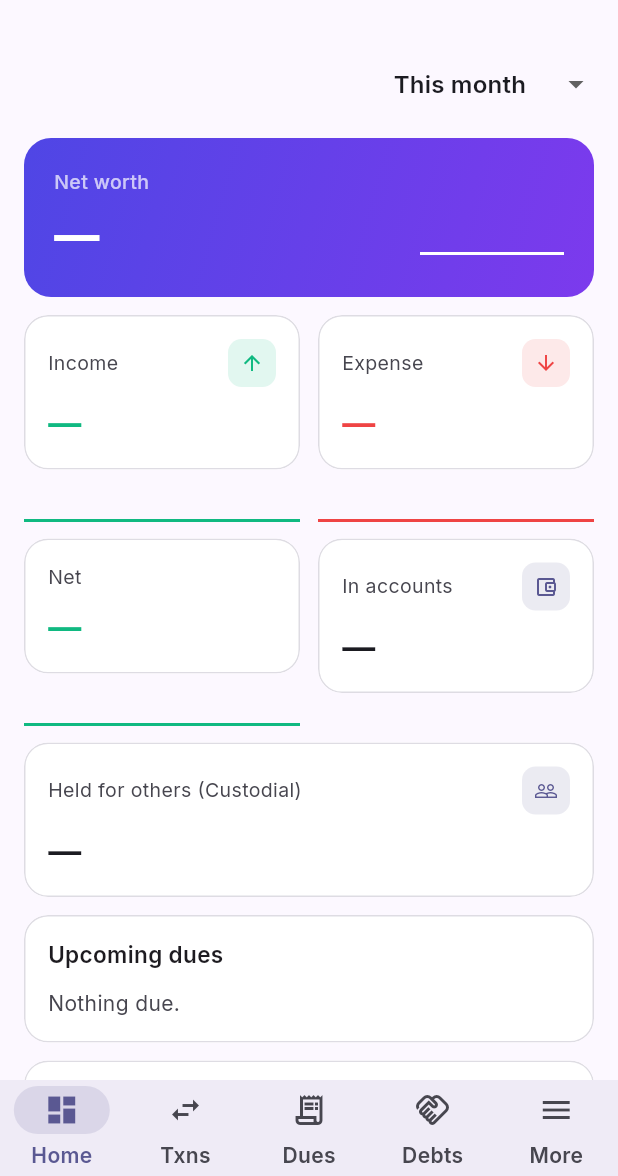
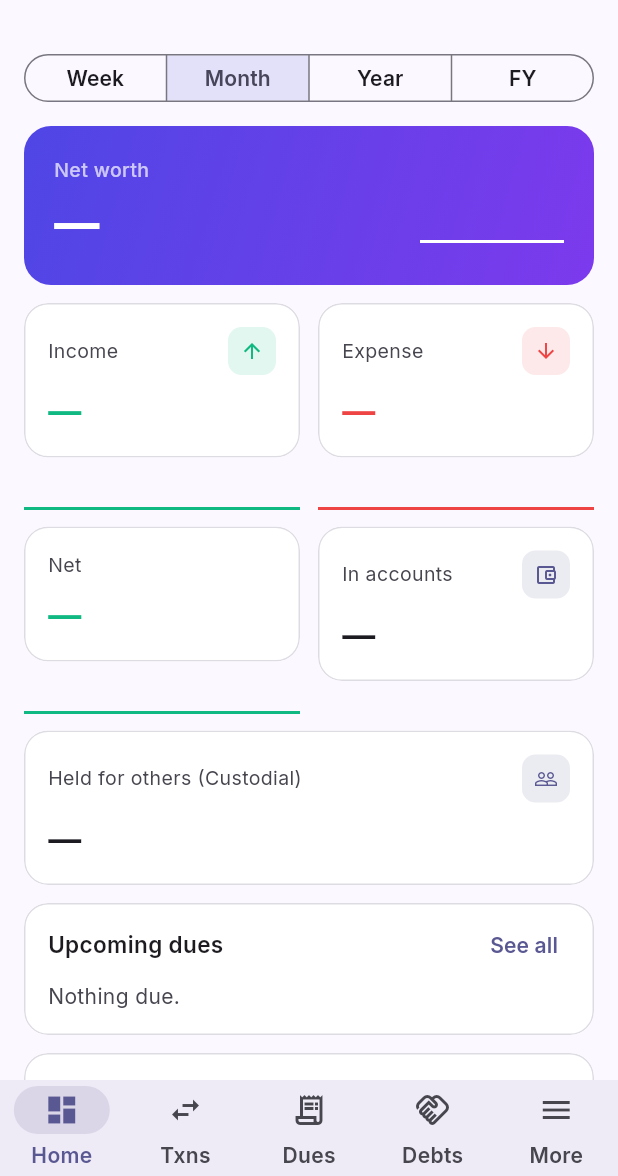
Before and after one commit to TheCoderAS/nizkhata, a Flutter app: the screen it shows once a user with an empty profile is signed in, on a phone screen of 412 x 824 dp, the part 60-1236 px from its top. Run offline on Flutter 3.47's test engine with Material 3 defaults, Android fonts, the phone set to English and light mode, and no system bars; drawn by our look-alikes of fl_chart; our stand-ins replace cloud_firestore, firebase_auth, firebase_core, go_router, google_fonts, google_sign_in and 2 more; accounts and stored records are empty.

Commit message:
Phase 3: dashboard segmented period control + section 'See all' nav; contextual EmptyView icons across all screens; shimmer loaders for shared/activity; move column_prefs to lib/core (fix relative-lib import)

```diff
--- a/mobile/lib/screens/accounts_screen.dart
+++ b/mobile/lib/screens/accounts_screen.dart
@@ -35,6 +35,7 @@ class AccountsScreen extends StatelessWidget {
           : null,
       body: accounts.isEmpty
           ? EmptyView(
+              icon: Icons.account_balance_wallet_outlined,
               title: 'No accounts',
               hint: 'Add a cash, bank or card account to record transactions against.',
               action: canManage
--- a/mobile/lib/screens/categories_screen.dart
+++ b/mobile/lib/screens/categories_screen.dart
@@ -135,7 +135,7 @@ class _CategoryList extends StatelessWidget {
     final items = categories.where((c) => c.kind == kind).toList()
       ..sort((a, b) => a.name.toLowerCase().compareTo(b.name.toLowerCase()));
     if (items.isEmpty) {
-      return EmptyView(title: 'No $kind categories');
+      return EmptyView(icon: Icons.category_outlined, title: 'No $kind categories');
     }
     return DataTableView<AppCategory>(
       tableId: 'categories-$kind',
--- a/mobile/lib/screens/contacts_screen.dart
+++ b/mobile/lib/screens/contacts_screen.dart
@@ -76,6 +76,7 @@ class _ContactsScreenState extends State<ContactsScreen> {
           Expanded(
             child: contacts.isEmpty
                 ? EmptyView(
+                    icon: query.isNotEmpty ? Icons.search_off : Icons.people_outline,
                     title: query.isNotEmpty ? 'No matches' : 'No contacts',
                     hint: query.isNotEmpty
                         ? null
--- a/mobile/lib/screens/dashboard_screen.dart
+++ b/mobile/lib/screens/dashboard_screen.dart
@@ -1,5 +1,6 @@
 import 'package:fl_chart/fl_chart.dart';
 import 'package:flutter/material.dart';
+import 'package:go_router/go_router.dart';
 import 'package:provider/provider.dart';
 
 import '../core/format.dart';
@@ -119,6 +120,7 @@ class _DashboardScreenState extends State<DashboardScreen> {
         const SizedBox(height: 12),
         SectionCard(
           title: 'Upcoming dues',
+          trailing: _seeAll('/dues'),
           child: upcomingTop.isEmpty
               ? Text('Nothing due.', style: TextStyle(color: Theme.of(context).colorScheme.onSurfaceVariant))
               : Column(
@@ -131,6 +133,7 @@ class _DashboardScreenState extends State<DashboardScreen> {
         if (budgetRows.isNotEmpty) ...[
           SectionCard(
             title: 'Budgets',
+            trailing: _seeAll('/budgets'),
             child: Column(
               children: [
                 for (final p in budgetRows) _budgetRow(p, currency),
@@ -141,6 +144,7 @@ class _DashboardScreenState extends State<DashboardScreen> {
         ],
         SectionCard(
           title: 'Spend by category',
+          trailing: _seeAll('/reports'),
           child: topSpend.isEmpty
               ? Text('No spend recorded.', style: TextStyle(color: Theme.of(context).colorScheme.onSurfaceVariant))
               : Column(
@@ -152,6 +156,7 @@ class _DashboardScreenState extends State<DashboardScreen> {
         const SizedBox(height: 12),
         SectionCard(
           title: 'Recent transactions',
+          trailing: _seeAll('/transactions'),
           child: recentTop.isEmpty
               ? Text('No transactions yet.', style: TextStyle(color: Theme.of(context).colorScheme.onSurfaceVariant))
               : Column(
@@ -190,17 +195,40 @@ class _DashboardScreenState extends State<DashboardScreen> {
     );
   }
 
+  Widget _seeAll(String route) => TextButton(
+        onPressed: () => context.go(route),
+        style: TextButton.styleFrom(
+          padding: const EdgeInsets.symmetric(horizontal: 8),
+          minimumSize: const Size(0, 32),
+          tapTargetSize: MaterialTapTargetSize.shrinkWrap,
+          visualDensity: VisualDensity.compact,
+        ),
+        child: const Text('See all'),
+      );
+
   Widget _periodSelector() {
-    return Align(
-      alignment: Alignment.centerRight,
-      child: DropdownButton<PeriodKind>(
-        value: period,
-        underline: const SizedBox.shrink(),
-        items: [
+    const short = {
+      PeriodKind.week: 'Week',
+      PeriodKind.month: 'Month',
+      PeriodKind.year: 'Year',
+      PeriodKind.fy: 'FY',
+    };
+    return SizedBox(
+      width: double.infinity,
+      child: SegmentedButton<PeriodKind>(
+        showSelectedIcon: false,
+        style: ButtonStyle(
+          visualDensity: VisualDensity.compact,
+          textStyle: WidgetStatePropertyAll(
+            Theme.of(context).textTheme.labelLarge?.copyWith(fontWeight: FontWeight.w600),
+          ),
+        ),
+        segments: [
           for (final p in [PeriodKind.week, PeriodKind.month, PeriodKind.year, PeriodKind.fy])
-            DropdownMenuItem(value: p, child: Text(periodLabels[p]!)),
+            ButtonSegment(value: p, label: Text(short[p]!)),
         ],
-        onChanged: (v) => setState(() => period = v ?? PeriodKind.month),
+        selected: {period},
+        onSelectionChanged: (s) => setState(() => period = s.first),
       ),
     );
   }
--- a/mobile/lib/screens/debts_screen.dart
+++ b/mobile/lib/screens/debts_screen.dart
@@ -73,7 +73,10 @@ class DebtsScreen extends StatelessWidget {
             ),
           Expanded(
             child: visible.isEmpty
-                ? const Padding(padding: EdgeInsets.only(top: 40), child: EmptyView(title: 'No debts yet'))
+                ? const Padding(
+                    padding: EdgeInsets.only(top: 40),
+                    child: EmptyView(title: 'No debts yet', icon: Icons.credit_card_outlined),
+                  )
                 : DataTableView<Debt>(
                     tableId: 'debts',
                     rows: visible,
--- a/mobile/lib/screens/dues_screen.dart
+++ b/mobile/lib/screens/dues_screen.dart
@@ -219,6 +219,7 @@ class _DuesScreenState extends State<DuesScreen> {
                 ? Padding(
                     padding: const EdgeInsets.only(top: 40),
                     child: EmptyView(
+                      icon: _activeFilterCount > 0 ? Icons.filter_alt_off : Icons.call_received,
                       title: _activeFilterCount > 0 ? 'No dues match the filter' : 'No unsettled dues',
                       action: _activeFilterCount > 0
                           ? FilledButton(onPressed: _clearFilters, child: const Text('Clear filters'))
--- a/mobile/lib/screens/transactions_screen.dart
+++ b/mobile/lib/screens/transactions_screen.dart
@@ -274,6 +274,7 @@ class _TransactionsScreenState extends State<TransactionsScreen> {
           Expanded(
             child: txns.isEmpty
                 ? EmptyView(
+                    icon: Icons.receipt_long_outlined,
                     title: 'No transactions',
                     hint: _activeFilterCount > 0
                         ? 'Try clearing filters.'
--- a/mobile/lib/widgets/data_table_view.dart
+++ b/mobile/lib/widgets/data_table_view.dart
@@ -9,7 +9,7 @@
 
 import 'package:flutter/material.dart';
 
-import '../lib/column_prefs.dart';
+import '../core/column_prefs.dart';
 
 class DataColumn2<T> {
   final String key;
```
Also changed, not shown: mobile/lib/screens/activity_screen.dart (+4 -3 lines), mobile/lib/screens/shared_screen.dart (+5 -3 lines), mobile/lib/core/column_prefs.dart (renamed from mobile/lib/lib/column_prefs.dart).
